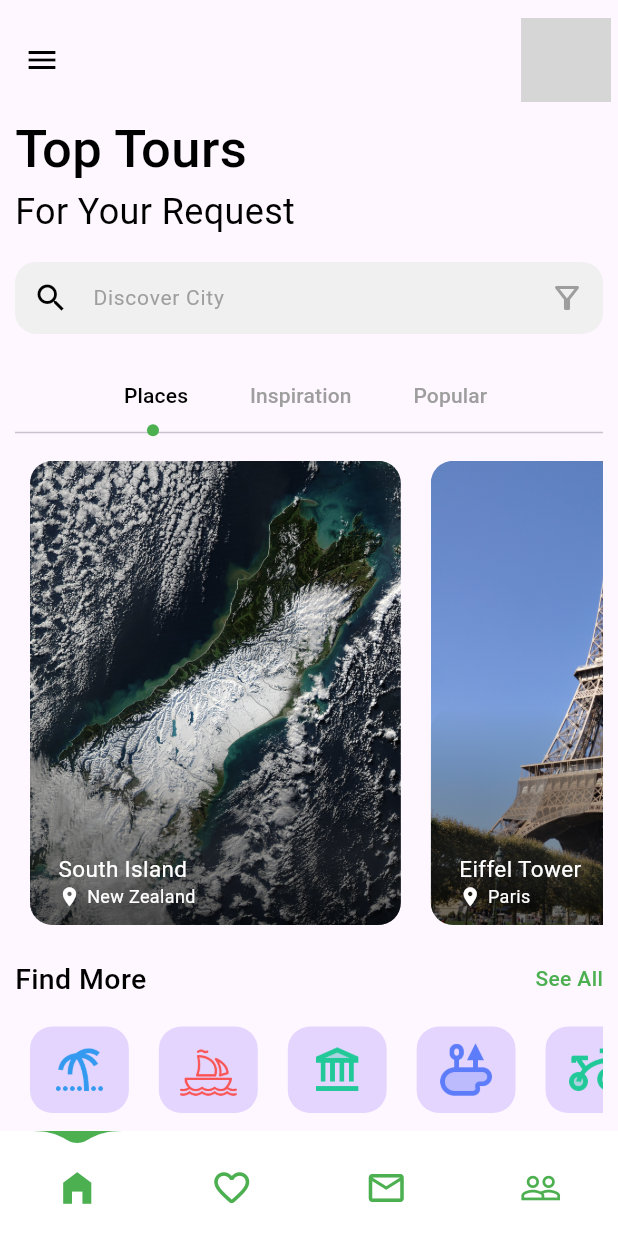
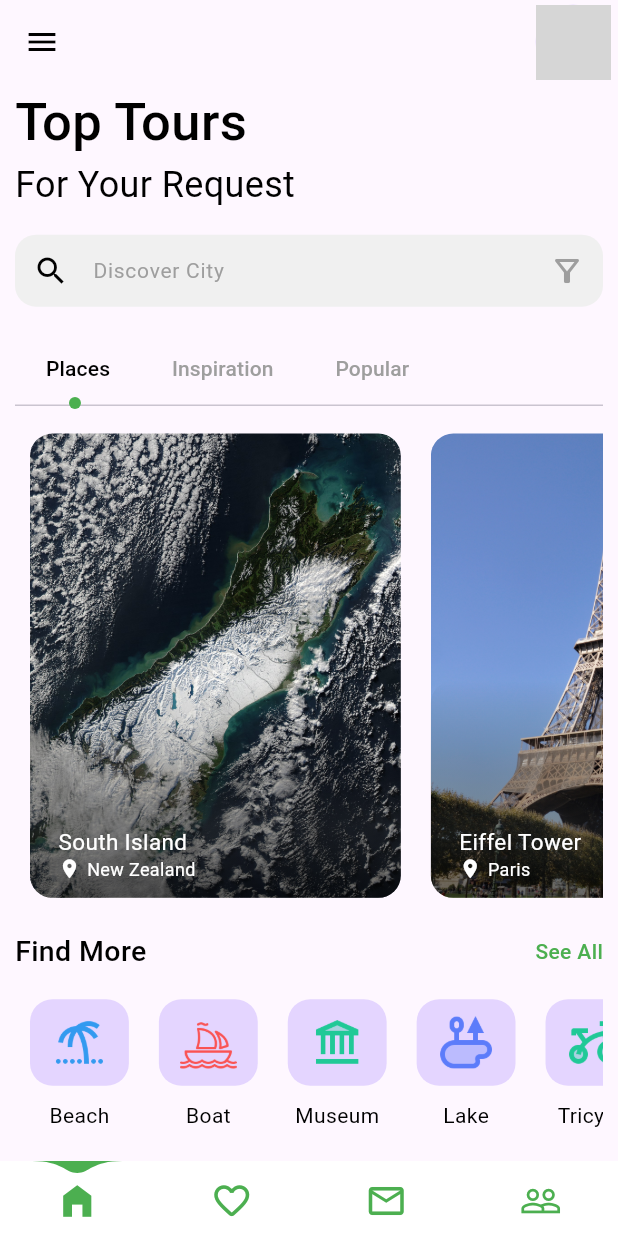
Before and after one commit to Khalil-Flutter/trip_app, a Flutter app: the MainWrapper screen opened directly, on a phone screen of 412 x 824 dp. Run offline on Flutter 3.47's test engine with Material 3 defaults, Android fonts, the phone set to English and light mode, and no system bars; drawn by our look-alikes of water_drop_nav_bar; our stand-ins replace animate_do, google_fonts; missing offline and left inert: shape_of_view_null_safe; Roboto replaces fonts that are missing (Ubuntu); grey boxes are pictures that could not be loaded.

Commit message:
initial commit

```diff
--- a/lib/details_page/details_page.dart
+++ b/lib/details_page/details_page.dart
@@ -1,5 +1,6 @@
+import 'package:animate_do/animate_do.dart';
 import 'package:flutter/material.dart';
-import 'package:animate_do/animate_do.dart';
+
 import '../model/people_also_like_model.dart';
 import '../model/tab_bar_model.dart';
 import '../widget/reusable_middle_app_text.dart';
@@ -38,7 +39,8 @@ class _DetailsPageState extends State<DetailsPage> {
   Widget build(BuildContext context) {
     var size = MediaQuery.of(context).size;
     onFirstLoaded();
-    return Scaffold(
+    return SafeArea(
+      child: Scaffold(
           extendBodyBehindAppBar: true,
           appBar: _buildAppBar(),
           body: SizedBox(
@@ -139,7 +141,8 @@ class _DetailsPageState extends State<DetailsPage> {
                                 children: List.generate(5, (index) {
                                   return Icon(
                                     index < 4 ? Icons.star : Icons.star_border,
-                                  color: index < 4 ? Colors.amber : Colors.grey,
+                                    color:
+                                        index < 4 ? Colors.amber : Colors.grey,
                                   );
                                 }),
                               ),
@@ -201,7 +204,8 @@ class _DetailsPageState extends State<DetailsPage> {
                                               ? Colors.black
                                               : const Color.fromARGB(
                                                   255, 245, 245, 245),
-                                        borderRadius: BorderRadius.circular(15),
+                                          borderRadius:
+                                              BorderRadius.circular(15),
                                         ),
                                         duration:
                                             const Duration(milliseconds: 200),
@@ -258,7 +262,8 @@ class _DetailsPageState extends State<DetailsPage> {
                                           color: Colors.green,
                                           width: 2,
                                         ),
-                                      borderRadius: BorderRadius.circular(10)),
+                                        borderRadius:
+                                            BorderRadius.circular(10)),
                                     child: IconButton(
                                       onPressed: () {},
                                       icon: const Icon(
@@ -291,7 +296,8 @@ class _DetailsPageState extends State<DetailsPage> {
                 ),
               ],
             ),
-        ));
+          )),
+    );
   }
 
   AppBar _buildAppBar() {
@@ -302,12 +308,18 @@ class _DetailsPageState extends State<DetailsPage> {
         onPressed: () {
           Navigator.pop(context);
         },
-        icon: const Icon(Icons.arrow_back_ios),
+        icon: const Icon(
+          Icons.arrow_back_ios,
+          color: Colors.white,
+        ),
       ),
       actions: [
         IconButton(
           onPressed: () {},
-          icon: const Icon(Icons.more_vert_outlined),
+          icon: const Icon(
+            Icons.more_vert_outlined,
+            color: Colors.white,
+          ),
         ),
       ],
     );
--- a/lib/main_pages/home_page/components/tab_view_child.dart
+++ b/lib/main_pages/home_page/components/tab_view_child.dart
@@ -7,14 +7,14 @@ import '../../../widget/reusable_middle_app_text.dart';
 class TabViewChild extends StatelessWidget {
   const TabViewChild({
     required this.list,
-    Key? key,
-  }) : super(key: key);
+    super.key,
+  });
 
   final List<TabBarModel> list;
 
   @override
   Widget build(BuildContext context) {
-    var size = MediaQuery.of(context).size;
+    var size = MediaQuery.sizeOf(context);
     return ListView.builder(
       itemCount: list.length,
       physics: const BouncingScrollPhysics(),
--- a/lib/main_pages/home_page/home_page.dart
+++ b/lib/main_pages/home_page/home_page.dart
@@ -1,6 +1,7 @@
+import 'package:animate_do/animate_do.dart';
 import 'package:flutter/material.dart';
 import 'package:google_fonts/google_fonts.dart';
-import 'package:animate_do/animate_do.dart';
+
 import '../../details_page/details_page.dart';
 import '../../model/category_model.dart';
 import '../../model/people_also_like_model.dart';
@@ -40,8 +41,33 @@ class _HomePageState extends State<HomePage> with TickerProviderStateMixin {
     var width = MediaQuery.sizeOf(context).width;
     return GestureDetector(
       onTap: () => FocusManager.instance.primaryFocus?.unfocus(),
+      child: SafeArea(
         child: Scaffold(
-        appBar: _buildAppBar(Size.fromHeight(height)),
+          appBar: AppBar(
+            leading: const Icon(
+              Icons.menu,
+              color: Colors.black,
+            ),
+            actions: [
+              Padding(
+                padding: const EdgeInsets.only(
+                  right: 5,
+                ),
+                child: GestureDetector(
+                  onTap: (() => Navigator.pushReplacement(
+                        context,
+                        MaterialPageRoute(
+                          builder: (context) => const MainWrapper(),
+                        ),
+                      )),
+                  child: const CircleAvatar(
+                    radius: 25,
+                    backgroundImage: AssetImage("assets/images/profile.JPG"),
+                  ),
+                ),
+              ),
+            ],
+          ),
           body: SizedBox(
             width: width,
             height: height,
@@ -122,8 +148,9 @@ class _HomePageState extends State<HomePage> with TickerProviderStateMixin {
                         child: Align(
                           alignment: Alignment.centerLeft,
                           child: TabBar(
+                            padding: EdgeInsets.zero,
                             overlayColor:
-                              MaterialStateProperty.all(Colors.transparent),
+                                WidgetStateProperty.all(Colors.transparent),
                             labelPadding: EdgeInsets.only(
                               left: width * 0.05,
                               right: width * 0.05,
@@ -137,6 +164,7 @@ class _HomePageState extends State<HomePage> with TickerProviderStateMixin {
                               color: Colors.green,
                               radius: 4,
                             ),
+                            tabAlignment: TabAlignment.start,
                             tabs: const [
                               Tab(
                                 text: "Places",
@@ -204,8 +232,8 @@ class _HomePageState extends State<HomePage> with TickerProviderStateMixin {
                                   width: width * 0.16,
                                   height: height * 0.07,
                                   decoration: BoxDecoration(
-                                  color:
-                                      Colors.deepPurpleAccent.withOpacity(0.2),
+                                    color: Colors.deepPurpleAccent
+                                        .withOpacity(0.2),
                                     borderRadius: BorderRadius.circular(15),
                                   ),
                                   child: Padding(
@@ -265,6 +293,9 @@ class _HomePageState extends State<HomePage> with TickerProviderStateMixin {
                                 decoration: BoxDecoration(
                                   color: Colors.white,
                                   borderRadius: BorderRadius.circular(15),
+                                  border: Border.all(
+                                    color: Colors.grey.withOpacity(0.2),
+                                  ),
                                 ),
                                 child: Row(
                                   crossAxisAlignment: CrossAxisAlignment.start,
@@ -275,7 +306,8 @@ class _HomePageState extends State<HomePage> with TickerProviderStateMixin {
                                         margin: const EdgeInsets.all(8.0),
                                         width: width * 0.28,
                                         decoration: BoxDecoration(
-                                        borderRadius: BorderRadius.circular(15),
+                                          borderRadius:
+                                              BorderRadius.circular(15),
                                           image: DecorationImage(
                                             image: AssetImage(
                                               current.image,
@@ -308,7 +340,8 @@ class _HomePageState extends State<HomePage> with TickerProviderStateMixin {
                                           AppText(
                                             text: current.location,
                                             size: 14,
-                                          color: Colors.black.withOpacity(0.5),
+                                            color:
+                                                Colors.black.withOpacity(0.5),
                                             fontWeight: FontWeight.w300,
                                           ),
                                           Padding(
@@ -340,44 +373,6 @@ class _HomePageState extends State<HomePage> with TickerProviderStateMixin {
             ),
           ),
         ),
-    );
-  }
-
-  PreferredSize _buildAppBar(Size size) {
-    return PreferredSize(
-      preferredSize: Size.fromHeight(
-        (size.height * 0.09),
-      ),
-      child: Padding(
-        padding: const EdgeInsets.only(top: 12),
-        child: AppBar(
-          backgroundColor: Colors.transparent,
-          elevation: 0,
-          leading: const Icon(
-            Icons.menu,
-            color: Colors.black,
-          ),
-          actions: [
-            Padding(
-              padding: const EdgeInsets.only(
-                right: 5,
-              ),
-              child: GestureDetector(
-                onTap: (() => Navigator.pushReplacement(
-                      context,
-                      MaterialPageRoute(
-                        builder: (context) => const MainWrapper(),
-                      ),
-                    )),
-                child: const CircleAvatar(
-                  radius: 30,
-                  backgroundImage: NetworkImage(
-                      "https://instagram.fkhi2-3.fna.fbcdn.net/v/t51.2885-19/349551797_585882216945796_7697025146854591604_n.jpg?stp=dst-jpg_s320x320&_nc_ht=instagram.fkhi2-3.fna.fbcdn.net&_nc_cat=104&_nc_ohc=Ge5SLnoVSBQAX8ZSZzv&edm=AOQ1c0wBAAAA&ccb=7-5&oh=00_AfCFdpr7Xy421tlTGwL-Rg79kzvaMCbetFcoYaqg8Fp__g&oe=64F57D5E&_nc_sid=8b3546"),
-                ),
-              ),
-            )
-          ],
-        ),
       ),
     );
   }
--- a/lib/main_pages/welcome_page/welcome_page.dart
+++ b/lib/main_pages/welcome_page/welcome_page.dart
@@ -32,8 +32,7 @@ class _WelcomePageState extends State<WelcomePage> {
   Widget build(BuildContext context) {
     var height = MediaQuery.sizeOf(context).height;
     var width = MediaQuery.sizeOf(context).width;
-    return SafeArea(
-      child: Scaffold(
+    return Scaffold(
       backgroundColor: const Color.fromARGB(255, 243, 243, 243),
       body: SizedBox(
         width: width,
@@ -141,8 +140,7 @@ class _WelcomePageState extends State<WelcomePage> {
                                 onTap: () {
                                   pageController.animateToPage(
                                     indexDots,
-                                      duration:
-                                          const Duration(milliseconds: 500),
+                                    duration: const Duration(milliseconds: 500),
                                     curve: Curves.linear,
                                   );
                                 },
@@ -195,7 +193,6 @@ class _WelcomePageState extends State<WelcomePage> {
           },
         ),
       ),
-      ),
     );
   }
 }
--- a/lib/navigation_pages/favourite_page.dart
+++ b/lib/navigation_pages/favourite_page.dart
@@ -24,6 +24,6 @@ class Favourite extends StatelessWidget {
           )
         ],
       ),
-    );;
+    );
   }
 }
--- a/lib/navigation_pages/main_wrapper.dart
+++ b/lib/navigation_pages/main_wrapper.dart
@@ -55,8 +55,10 @@ class _MainWrapperState extends State<MainWrapper> {
           controller: pageController,
           children: pages,
         ),
-        bottomNavigationBar: WaterDropNavBar(
-          bottomPadding: 10.0,
+        bottomNavigationBar: SizedBox(
+          height: 50.0,
+          child: WaterDropNavBar(
+            bottomPadding: 5.0,
             waterDropColor: Colors.green,
             backgroundColor: Colors.white,
             onItemSelected: onTap,
@@ -81,6 +83,7 @@ class _MainWrapperState extends State<MainWrapper> {
             ],
           ),
         ),
+      ),
     );
   }
 }
--- a/lib/widget/reusable_middle_app_text.dart
+++ b/lib/widget/reusable_middle_app_text.dart
@@ -3,9 +3,9 @@ import 'package:google_fonts/google_fonts.dart';
 
 class MiddleAppText extends StatelessWidget {
   const MiddleAppText({
-    Key? key,
+    super.key,
     required this.text,
-  }) : super(key: key);
+  });
 
   final String text;
 
@@ -16,7 +16,7 @@ class MiddleAppText extends StatelessWidget {
       padding: EdgeInsets.only(top: height * 0.015),
       child: Row(
         mainAxisAlignment: MainAxisAlignment.spaceBetween,
-        children:   [
+        children: [
           AppText(
             text: text,
             size: 19,
@@ -38,10 +38,10 @@ class MiddleAppText extends StatelessWidget {
 class AppText extends StatelessWidget {
   const AppText(
       {super.key,
-        required this.text,
-        required this.size,
-        required this.color,
-        required this.fontWeight});
+      required this.text,
+      required this.size,
+      required this.color,
+      required this.fontWeight});
 
   final String text;
   final double size;
```
Also changed, not shown: pubspec.yaml (+6 -6 lines), lib/generated/assets.dart (deleted), pubspec.lock, 1 other file. Lines whose indentation alone changed are shown as unchanged.
